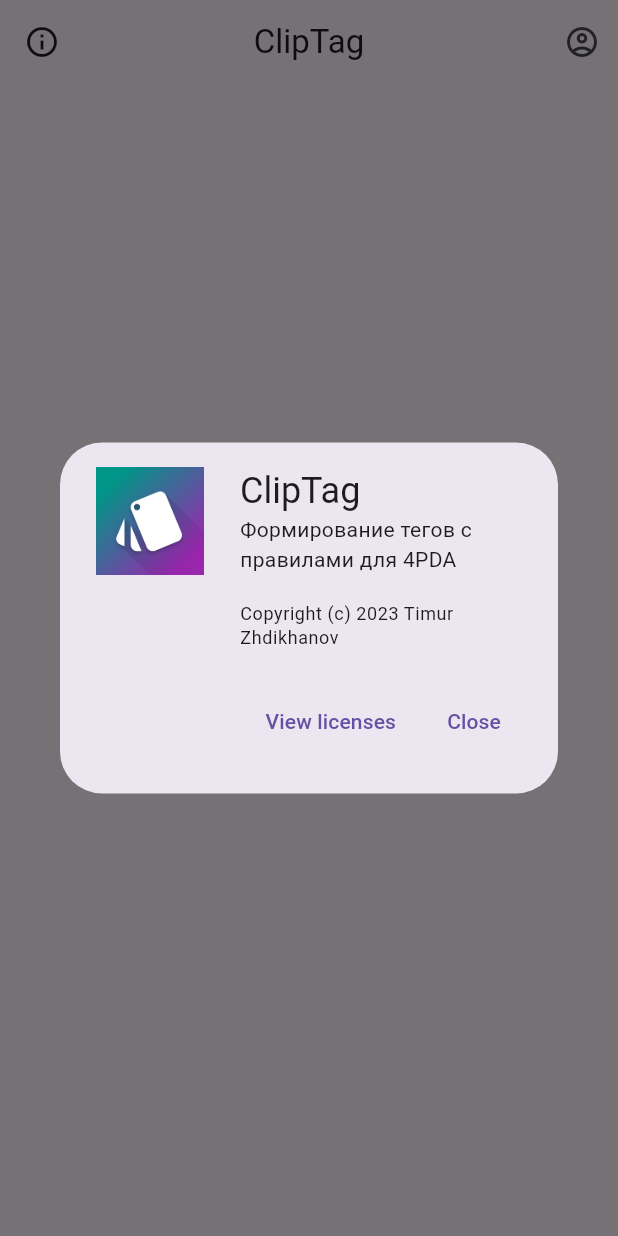
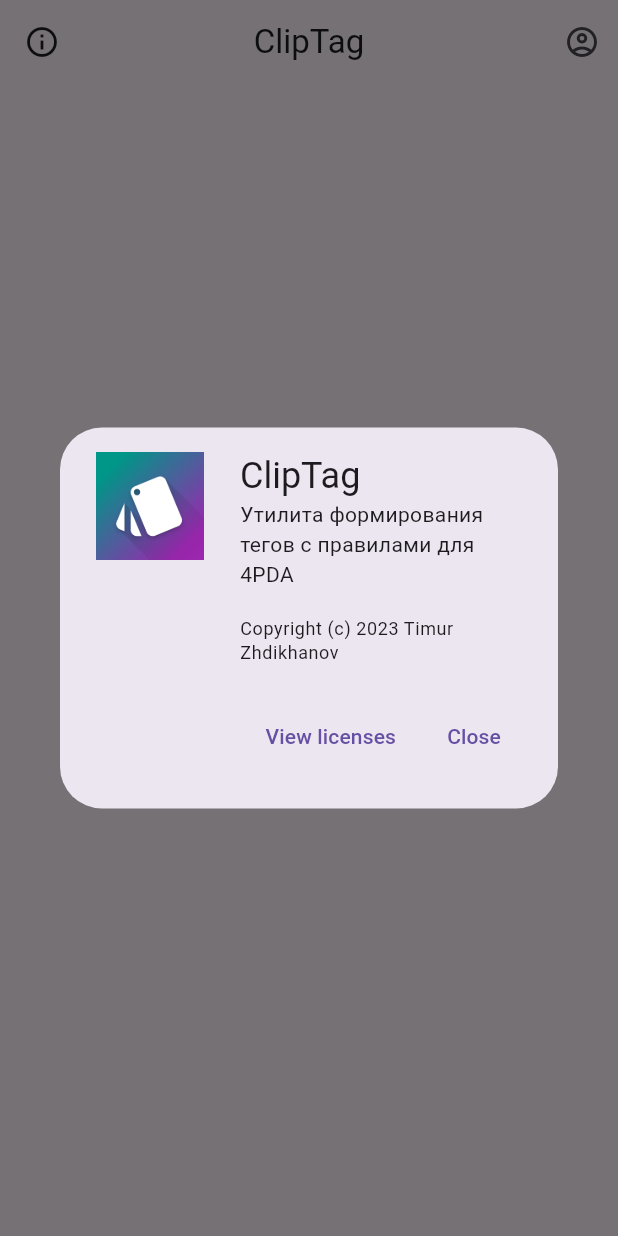
Before and after one commit to Keddnyo/clip_tag, a Flutter app: the screen it shows once a user with an empty profile is signed in, after a tap on the "info" icon, on a phone screen of 412 x 824 dp. Run offline on Flutter 3.47's test engine with Material 2 defaults, Android fonts, the phone set to English and light mode, and no system bars; our stand-ins replace cloud_firestore, firebase_auth, firebase_core; missing offline and left inert: flutter_bbcode; accounts and stored records are empty.

Commit message:
Translations updated

```diff
--- a/lib/core/about_dialog.dart
+++ b/lib/core/about_dialog.dart
@@ -6,7 +6,7 @@ import '../shared/constants.dart';
 void showAboutDialog(context) => material.showAboutDialog(
       context: context,
       applicationName: Constants.appName,
-      applicationVersion: 'Формирование тегов с правилами для 4PDA',
+      applicationVersion: 'Утилита формирования тегов с правилами для 4PDA',
       applicationIcon: Image.asset('lib/core/assets/app_icon.png',
           width: 72.0, height: 72.0),
       applicationLegalese: Constants.applicationLegalese,
--- a/lib/features/auth/ui/auth_screen.dart
+++ b/lib/features/auth/ui/auth_screen.dart
@@ -169,7 +169,7 @@ class _AuthScreenState extends State<AuthScreen> {
                     obscureText: true,
                     validator: (password) {
                       if (password?.isEmpty == true) {
-                        return 'Нужен надёжный пароль';
+                        return 'Пароль не должен быть пустым';
                       }
                       return null;
                     },
```
